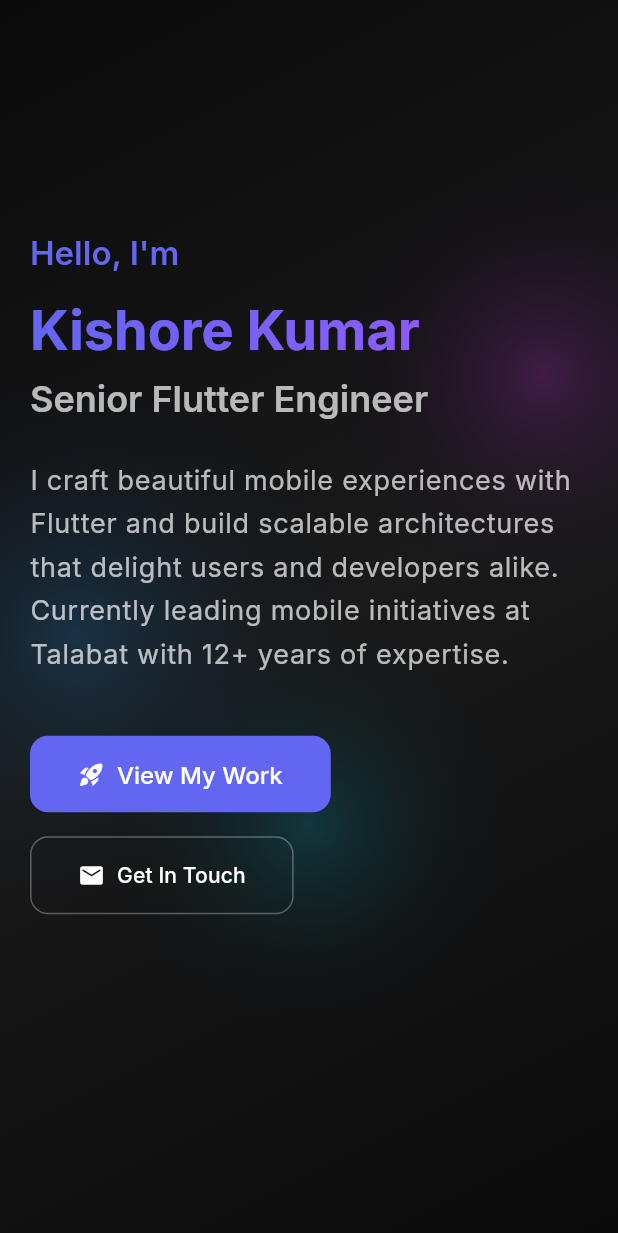
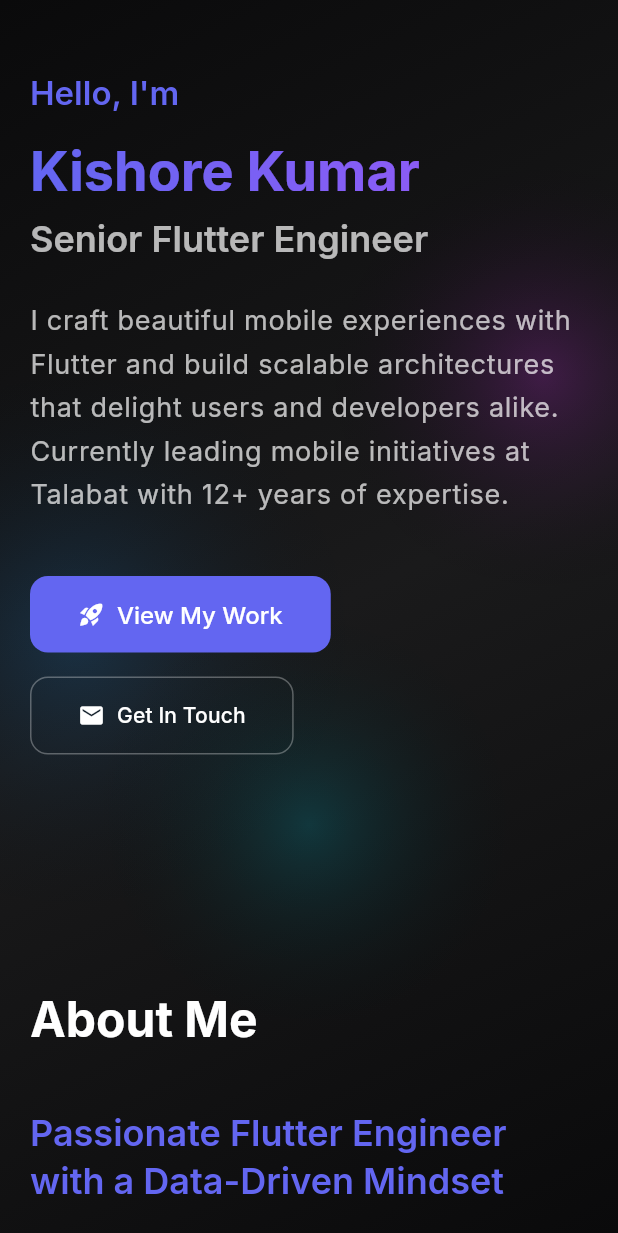
Before and after one commit to kishorekumarek/portfolio, a Flutter app: the screen it shows after launch, on a phone screen of 412 x 824 dp. Shown: the top 1233 px of the screen. Run offline on Flutter 3.47's test engine with Material 3 defaults, Android fonts, the light colour scheme and no system bars; our stand-ins replace google_fonts.

Commit message:
Standardize section spacing and optimize hero section height - Changed all section vertical padding from 80px to consistent 48px - Replaced hero section full viewport height with min-height constraints - Added vertical padding to hero section for consistency - Improved overall page flow and reduced excessive spacing

```diff
--- a/portfolio_app/lib/widgets/about_section.dart
+++ b/portfolio_app/lib/widgets/about_section.dart
@@ -13,7 +13,7 @@ class AboutSection extends StatelessWidget {
       width: size.width,
       padding: EdgeInsets.symmetric(
         horizontal: isDesktop ? 80 : (isTablet ? 40 : 20),
-        vertical: 80,
+        vertical: 48,
       ),
       child: Column(
         crossAxisAlignment: CrossAxisAlignment.start,
--- a/portfolio_app/lib/widgets/contact_section.dart
+++ b/portfolio_app/lib/widgets/contact_section.dart
@@ -15,7 +15,7 @@ class ContactSection extends StatelessWidget {
       width: size.width,
       padding: EdgeInsets.symmetric(
         horizontal: isDesktop ? 80 : (isTablet ? 40 : 20),
-        vertical: 80,
+        vertical: 48,
       ),
       child: Column(
         crossAxisAlignment: CrossAxisAlignment.center,
--- a/portfolio_app/lib/widgets/experience_section.dart
+++ b/portfolio_app/lib/widgets/experience_section.dart
@@ -14,7 +14,7 @@ class ExperienceSection extends StatelessWidget {
       width: size.width,
       padding: EdgeInsets.symmetric(
         horizontal: isDesktop ? 80 : (isTablet ? 40 : 20),
-        vertical: 80,
+        vertical: 48,
       ),
       child: Column(
         crossAxisAlignment: CrossAxisAlignment.start,
--- a/portfolio_app/lib/widgets/hero_section.dart
+++ b/portfolio_app/lib/widgets/hero_section.dart
@@ -61,10 +61,13 @@ class _HeroSectionState extends State<HeroSection>
     final isTablet = size.width > 600 && size.width <= 900;
 
     return Container(
-      height: size.height,
+      constraints: BoxConstraints(
+        minHeight: isDesktop ? 600 : 500,
+      ),
       width: size.width,
       padding: EdgeInsets.symmetric(
         horizontal: isDesktop ? 80 : (isTablet ? 40 : 20),
+        vertical: 48,
       ),
       child: FadeTransition(
         opacity: _fadeAnimation,
--- a/portfolio_app/lib/widgets/projects_section.dart
+++ b/portfolio_app/lib/widgets/projects_section.dart
@@ -14,7 +14,7 @@ class ProjectsSection extends StatelessWidget {
       width: size.width,
       padding: EdgeInsets.symmetric(
         horizontal: isDesktop ? 80 : (isTablet ? 40 : 20),
-        vertical: 80,
+        vertical: 48,
       ),
       child: Column(
         crossAxisAlignment: CrossAxisAlignment.start,
--- a/portfolio_app/lib/widgets/skills_section.dart
+++ b/portfolio_app/lib/widgets/skills_section.dart
@@ -13,7 +13,7 @@ class SkillsSection extends StatelessWidget {
       width: size.width,
       padding: EdgeInsets.symmetric(
         horizontal: isDesktop ? 80 : (isTablet ? 40 : 20),
-        vertical: 80,
+        vertical: 48,
       ),
       child: Column(
         crossAxisAlignment: CrossAxisAlignment.start,
```
